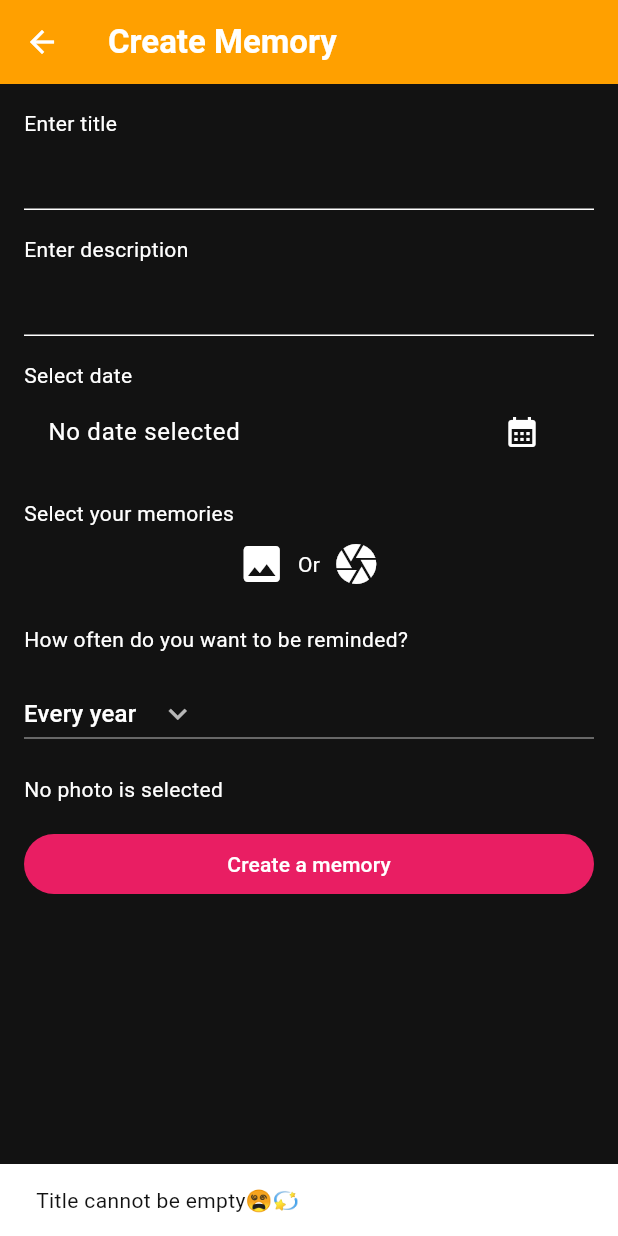
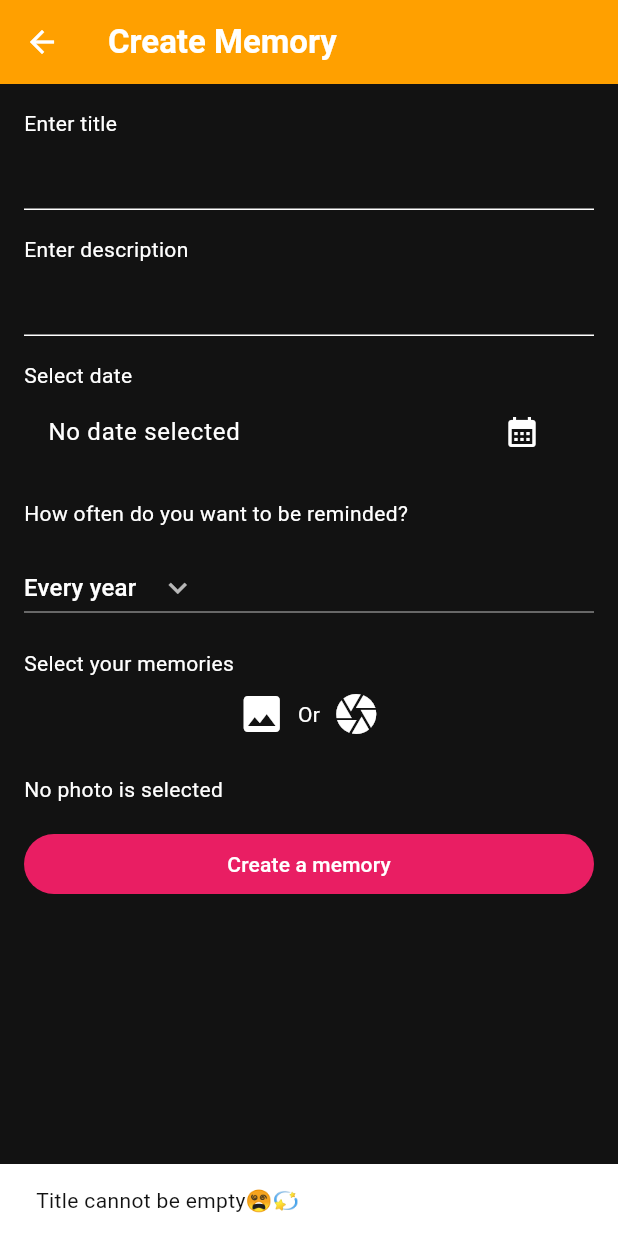
Before and after one commit to shrutikahilale/time_capsule_flutter_app, a Flutter app: the CreateScreen screen opened by its route, after a tap on "Create a memory", on a phone screen of 412 x 824 dp. Run offline on Flutter 3.47's test engine with Material 3 defaults, Android fonts, the phone set to English and light mode, and no system bars; our stand-ins replace get, image_picker, loading_animation_widget.

```diff
--- a/lib/main.dart
+++ b/lib/main.dart
@@ -1,5 +1,7 @@
 import 'package:flutter/material.dart';
 import 'package:get/get.dart';
+import 'package:time_capsule_app/screens/animation/navigation_animation.dart';
+import 'package:time_capsule_app/screens/animation/success_animation.dart';
 import 'package:time_capsule_app/screens/create_time_capsule.dart';
 import 'package:time_capsule_app/screens/homepage.dart';
 
@@ -25,6 +27,8 @@ class MyApp extends StatelessWidget {
       routes: {
         '/': (context) => HomePage(),
         '/create_screen': (context) => CreateScreen(),
+        '/navigate_screen': (context) => const NavigationAnimation(),
+        '/success_screen': (context) => const SuccessAnimation(),
       },
     );
   }
--- a/lib/screens/create_time_capsule.dart
+++ b/lib/screens/create_time_capsule.dart
@@ -4,6 +4,7 @@ import 'package:get/get.dart';
 import '../controllers/create_capsule_controller.dart';
 import '../controllers/user_controller.dart';
 
+// ignore: must_be_immutable
 class CreateScreen extends StatelessWidget {
   CreateScreen({super.key});
 
@@ -61,11 +62,31 @@ class CreateScreen extends StatelessWidget {
                   },
                   icon: const Icon(Icons.calendar_month),
                 ),
-                title: Obx(() => Text(
+                title: Obx(
+                  () => Text(
                     controller.selectedDate.value.isEmpty
                         ? 'No date selected'
                         : controller.selectedDate.value,
-                    )),
+                  ),
+                ),
+              ),
+              const SizedBox(height: 16.0),
+              const Text('How often do you want to be reminded?'),
+              const SizedBox(height: 16.0),
+              GetBuilder<CreateCapsuleController>(
+                builder: (controller) => DropdownButton(
+                  value: controller.reminderCriteria,
+                  icon: const Icon(Icons.keyboard_arrow_down),
+                  items: controller.reminderCriteriaItems.map((String item) {
+                    return DropdownMenuItem(
+                      value: item,
+                      child: Text(item),
+                    );
+                  }).toList(),
+                  onChanged: (String? newValue) {
+                    controller.updateReminderCriteria(newValue!);
+                  },
+                ),
               ),
               const SizedBox(height: 16.0),
               const Text('Select your memories'),
@@ -89,24 +110,6 @@ class CreateScreen extends StatelessWidget {
                     ),
                   )
                 ],
-              ),
-              const SizedBox(height: 16.0),
-              const Text('How often do you want to be reminded?'),
-              const SizedBox(height: 16.0),
-              GetBuilder<CreateCapsuleController>(
-                builder: (controller) => DropdownButton(
-                  value: controller.reminderCriteria,
-                  icon: const Icon(Icons.keyboard_arrow_down),
-                  items: controller.reminderCriteriaItems.map((String item) {
-                    return DropdownMenuItem(
-                      value: item,
-                      child: Text(item),
-                    );
-                  }).toList(),
-                  onChanged: (String? newValue) {
-                    controller.updateReminderCriteria(newValue!);
-                  },
-                ),
               ),
               const SizedBox(height: 16.0),
               Obx(
@@ -136,7 +139,8 @@ class CreateScreen extends StatelessWidget {
                                       ),
                                     ])))
                                 .values
-                                  .toList())
+                                .toList(),
+                          )
                         ],
                 ),
               ),
@@ -163,7 +167,7 @@ class CreateScreen extends StatelessWidget {
                   } else {
                     final data = await controller.createMemory(context);
                     await userController.addTimeCapsule(data);
-                    Get.back();
+                    Get.offAndToNamed('/success_screen');
                   }
                 },
                 style: ButtonStyle(
--- a/lib/screens/homepage.dart
+++ b/lib/screens/homepage.dart
@@ -33,7 +33,7 @@ class HomePage extends StatelessWidget {
             const SizedBox(height: 20.0),
             TextButton(
               onPressed: () async {
-                await Get.toNamed('/create_screen');
+                await Get.toNamed('/navigate_screen');
               },
               style: ButtonStyle(
                 backgroundColor:
--- a/pubspec.yaml
+++ b/pubspec.yaml
@@ -13,6 +13,7 @@ dependencies:
   cupertino_icons: ^1.0.6
   image_picker: ^1.0.7
   get: ^4.6.6
+  loading_animation_widget: ^1.2.1
 
 dev_dependencies:
   flutter_test:
```
Also changed, not shown: lib/screens/animation/navigation_animation.dart (added, +35 -0 lines), lib/screens/animation/success_animation.dart (added, +35 -0 lines), pubspec.lock. Lines whose indentation alone changed are shown as unchanged.
